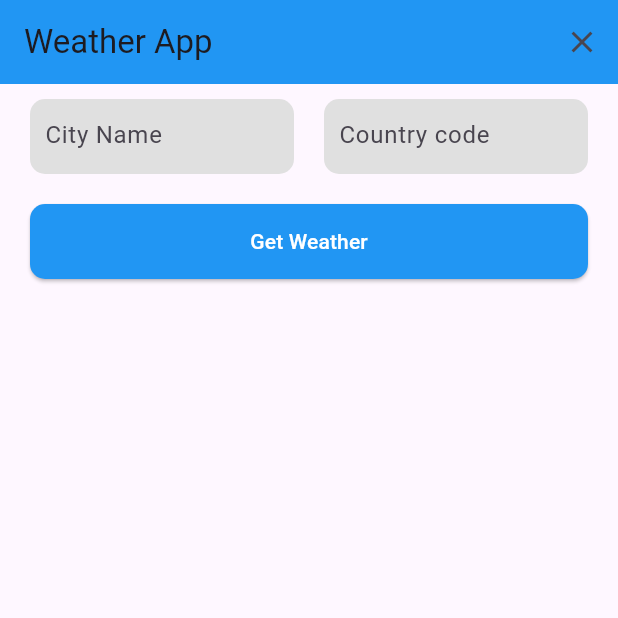
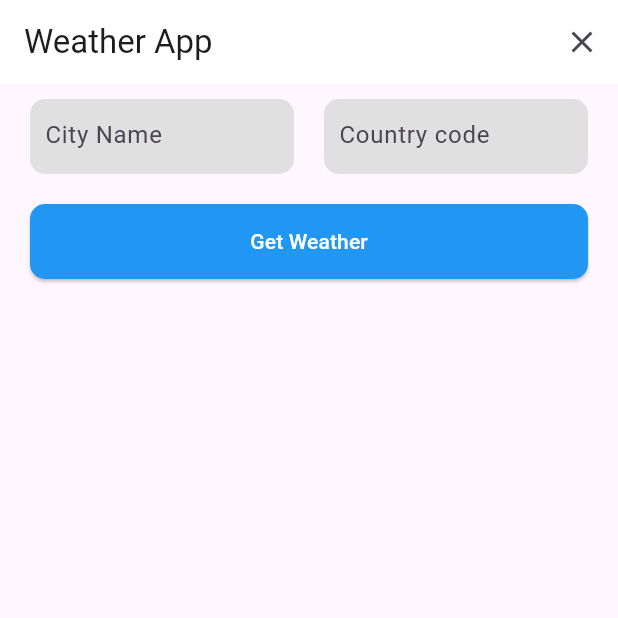
Before and after one commit to kaiumallimon/weather_api_dummy, a Flutter app: the screen it shows after launch, on a phone screen of 412 x 824 dp, the top half of it. Run offline on Flutter 3.47's test engine with Material 3 defaults, Android fonts, the phone set to English and light mode, and no system bars.

Commit message:
Update WeatherPage app bar background color to white and simplify widget rendering

```diff
--- a/lib/app/pages/weather_page.dart
+++ b/lib/app/pages/weather_page.dart
@@ -66,7 +66,7 @@ class _WeatherPageState extends State<WeatherPage> {
       appBar: AppBar(
         title: const Text('Weather App'),
         centerTitle: false,
-        backgroundColor: Colors.blue,
+        backgroundColor: Colors.white,
         actions: [
           IconButton(
             icon: const Icon(Icons.clear),
@@ -122,8 +122,7 @@ class _WeatherPageState extends State<WeatherPage> {
                   // radius: 15,
                 )),
               ),
-            if (weatherData != null)
-              WeatherDataWidget(weatherData: weatherData)
+            if (weatherData != null) WeatherDataWidget(weatherData: weatherData)
           ],
         ),
       )),
```
